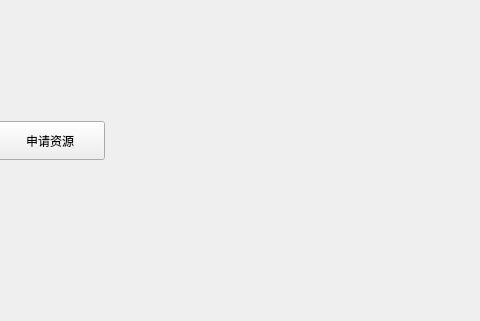
The window that Ui/Ui_MainWindow.ui (moetayuko/BankerAlgorithm) describes before a commit, drawn with Qt 5; both pictures show x 285 to 765 and y 279 to 600 of the 876 by 600 pixel window.
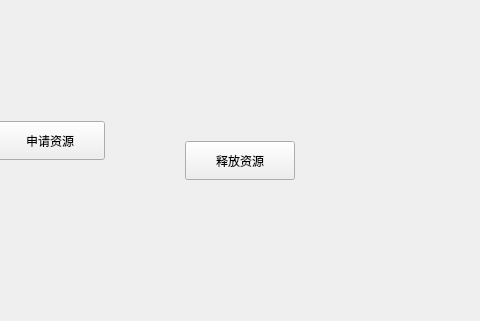
The same window after the commit.

Diff of the .ui file:
```diff
--- a/Ui/Ui_MainWindow.ui
+++ b/Ui/Ui_MainWindow.ui
@@ -40,6 +40,19 @@
      <string>申请资源</string>
     </property>
    </widget>
+   <widget class="QPushButton" name="releaseButton">
+    <property name="geometry">
+     <rect>
+      <x>470</x>
+      <y>420</y>
+      <width>110</width>
+      <height>39</height>
+     </rect>
+    </property>
+    <property name="text">
+     <string>释放资源</string>
+    </property>
+   </widget>
   </widget>
  </widget>
  <resources/>
```
